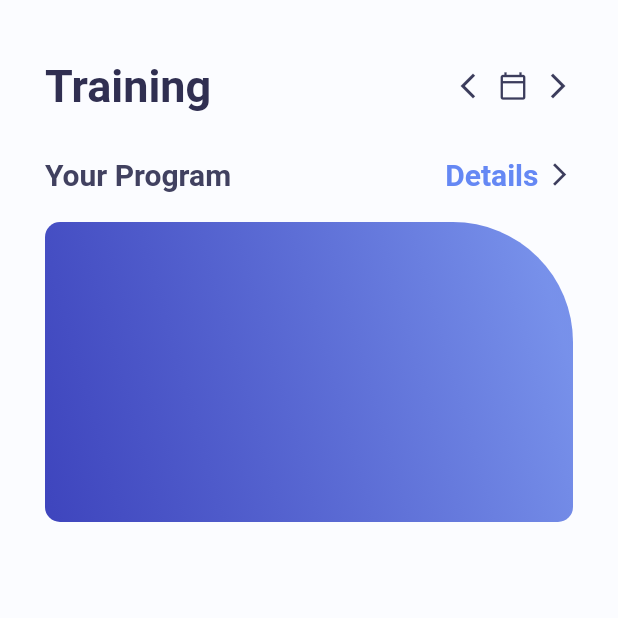
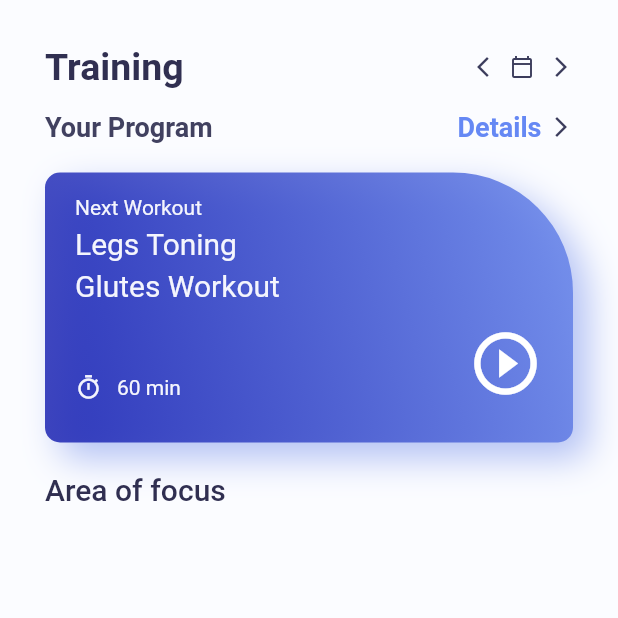
Before and after one commit to YananGuoguo/hustle_muscle, a Flutter app: the screen it shows after launch, on a phone screen of 412 x 824 dp, the top half of it. Run offline on Flutter 3.47's test engine with Material 2 defaults, Android fonts, the phone set to English and light mode, and no system bars.

Commit message:
1 hour video

```diff
--- a/lib/home_page.dart
+++ b/lib/home_page.dart
@@ -15,52 +15,52 @@ class _HomePageState extends State<HomePage> {
     return Scaffold(
         backgroundColor: color.AppColor.homePageBackground,
         body: Container(
-            padding: const EdgeInsets.only(top: 40, left: 30, right: 30),
+            padding: const EdgeInsets.only(top: 30, left: 30, right: 30),
             child: Column(
               children: [
                 Row(
                   children: [
                     Text("Training",
                         style: TextStyle(
-                            fontSize: 30,
+                            fontSize: 25,
                             color: color.AppColor.homePageTitle,
                             fontWeight: FontWeight.w700)),
                     Expanded(child: Container()),
                     Icon(Icons.arrow_back_ios_new_outlined,
-                        size: 20, color: color.AppColor.homePageIcons),
+                        size: 16, color: color.AppColor.homePageIcons),
                     const SizedBox(width: 10),
                     Icon(Icons.calendar_today_outlined,
-                        size: 20, color: color.AppColor.homePageIcons),
+                        size: 16, color: color.AppColor.homePageIcons),
                     const SizedBox(width: 10),
                     Icon(Icons.arrow_forward_ios_outlined,
-                        size: 20, color: color.AppColor.homePageIcons)
+                        size: 16, color: color.AppColor.homePageIcons)
                   ],
                 ),
                 const SizedBox(
-                  height: 30,
+                  height: 15,
                 ),
                 Row(
                   children: [
                     Text("Your Program",
                         style: TextStyle(
-                            fontSize: 20,
+                            fontSize: 18,
                             color: color.AppColor.homePageSubtitle,
                             fontWeight: FontWeight.w600)),
                     Expanded(child: Container()),
                     Text("Details",
                         style: TextStyle(
-                            fontSize: 20,
+                            fontSize: 18,
                             color: color.AppColor.homePageDetail,
                             fontWeight: FontWeight.w600)),
                     const SizedBox(width: 5),
                     Icon(Icons.arrow_forward_ios_outlined,
-                        size: 18, color: color.AppColor.homePageIcons)
+                        size: 16, color: color.AppColor.homePageIcons)
                   ],
                 ),
                 const SizedBox(height: 20),
                 Container(
                     width: MediaQuery.of(context).size.width,
-                  height: 200,
+                    height: 180,
                     decoration: BoxDecoration(
                         gradient: LinearGradient(
                             colors: [
@@ -74,7 +74,78 @@ class _HomePageState extends State<HomePage> {
                             bottomLeft: Radius.circular(10),
                             bottomRight: Radius.circular(10),
                             topRight: Radius.circular(80)),
-                      boxShadow: []),
+                        boxShadow: [
+                          BoxShadow(
+                              offset: const Offset(10, 10),
+                              blurRadius: 20,
+                              color: color.AppColor.gradientSecond
+                                  .withOpacity(0.5))
+                        ]),
+                    child: Container(
+                        padding: const EdgeInsets.only(
+                          left: 20,
+                          top: 15,
+                          right: 20,
+                        ),
+                        child: Column(
+                          crossAxisAlignment: CrossAxisAlignment.start,
+                          children: [
+                            Text("Next Workout",
+                                style: TextStyle(
+                                  fontSize: 14,
+                                  color:
+                                      color.AppColor.homePageContainerTextSmall,
+                                )),
+                            const SizedBox(height: 5),
+                            Text("Legs Toning",
+                                style: TextStyle(
+                                  fontSize: 20,
+                                  color:
+                                      color.AppColor.homePageContainerTextSmall,
+                                )),
+                            const SizedBox(height: 5),
+                            Text("Glutes Workout",
+                                style: TextStyle(
+                                  fontSize: 20,
+                                  color:
+                                      color.AppColor.homePageContainerTextSmall,
+                                )),
+                            const SizedBox(height: 15),
+                            Row(
+                              crossAxisAlignment: CrossAxisAlignment.end,
+                              children: [
+                                Row(
+                                  children: [
+                                    Icon(Icons.timer_sharp,
+                                        size: 18,
+                                        color: color.AppColor
+                                            .homePageContainerTextSmall),
+                                    const SizedBox(width: 10),
+                                    Text("60 min",
+                                        style: TextStyle(
+                                          fontSize: 14,
+                                          color: color.AppColor
+                                              .homePageContainerTextSmall,
+                                        )),
+                                  ],
+                                ),
+                                Expanded(child: Container()),
+                                const Icon(Icons.play_circle_outline_outlined,
+                                    color: Colors.white, size: 50)
+                              ],
+                            )
+                          ],
+                        ))),
+                const SizedBox(height: 20),
+                Row(
+                  children: [
+                    Text("Area of focus",
+                        textAlign: TextAlign.center,
+                        style: TextStyle(
+                            fontSize: 20,
+                            fontWeight: FontWeight.w500,
+                            color: color.AppColor.homePageTitle))
+                  ],
                 )
               ],
             )));
```
Lines whose indentation alone changed are shown as unchanged.
